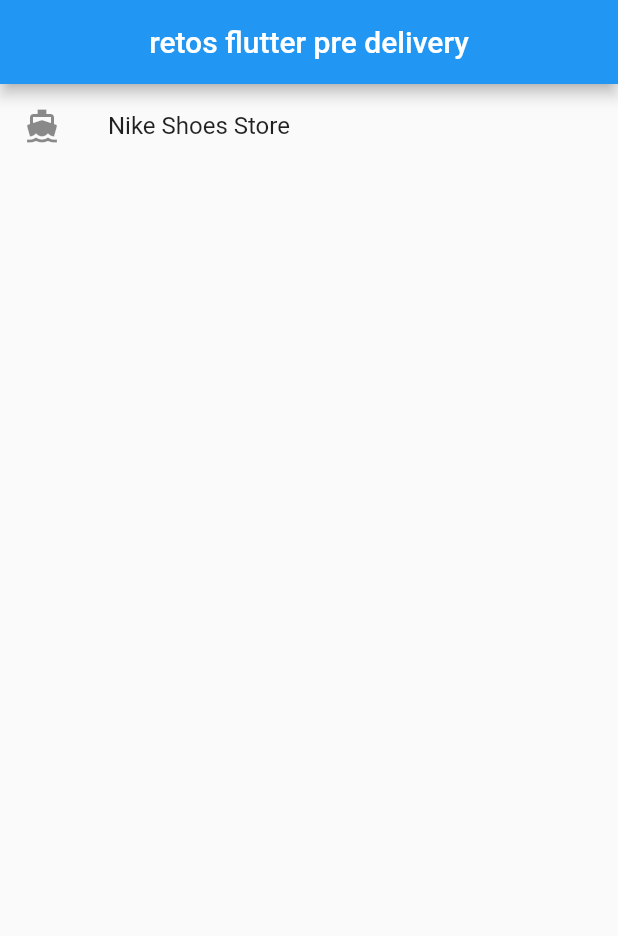
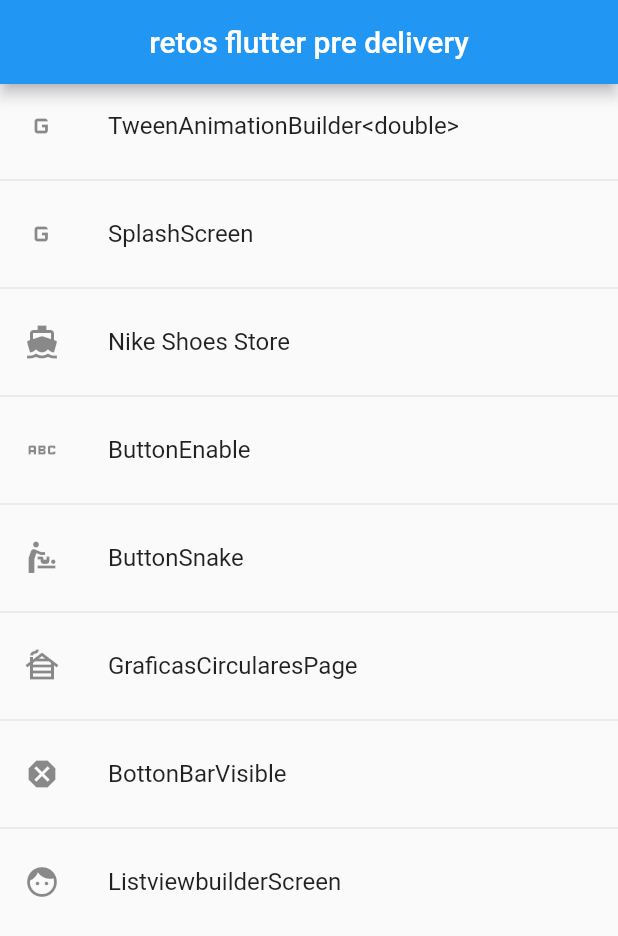
Before and after one commit to ngonzano/flutter_retos, a Flutter app: the screen it shows after launch, on a phone screen of 412 x 824 dp. Shown: the top 936 px of the screen. Run offline on Flutter 3.47's test engine with Material 2 defaults, Android fonts, the phone set to English and light mode, and no system bars.

Commit message:
todo bien

```diff
--- a/lib/router/routes.dart
+++ b/lib/router/routes.dart
@@ -3,6 +3,7 @@ import 'package:flutter/material.dart';
 import '../home.dart';
 import '../models/models.dart';
 import '../nike/page/shoes_store.dart';
+import '../widgets/widgets.dart';
 
 class Approutes {
   static const initialRoute = 'home';
@@ -11,10 +12,45 @@ class Approutes {
     //MenuOption(route: 'home', icon: Icons.home, screen: HomeScreen(), name: 'Home'),
 
     MenuOption(
+        route: 'TweenAnimationBuilder',
+        icon: Icons.g_mobiledata,
+        screen: const NGRTweenAnimationBuilder(),
+        name: 'TweenAnimationBuilder<double>'),
+    MenuOption(
+        route: 'splashScreen',
+        icon: Icons.g_mobiledata,
+        screen: SplashScreen(),
+        name: 'SplashScreen'),
+    MenuOption(
         route: 'shoesStore',
         icon: Icons.directions_boat_filled,
         screen: ShoesStore(),
         name: 'Nike Shoes Store'),
+    MenuOption(
+        route: 'buttonEnable',
+        icon: Icons.abc,
+        screen: const ButtonEnable(),
+        name: 'ButtonEnable'),
+    MenuOption(
+        route: 'buttonSnake',
+        icon: Icons.baby_changing_station,
+        screen: const BotonSnake(),
+        name: 'ButtonSnake'),
+    MenuOption(
+        route: 'graficasCircularesPage',
+        icon: Icons.cabin,
+        screen: const GraficasCircularesPage(),
+        name: 'GraficasCircularesPage'),
+    MenuOption(
+        route: 'bottonBarVisible',
+        icon: Icons.dangerous,
+        screen: BottonBarVisible(),
+        name: 'BottonBarVisible'),
+    MenuOption(
+        route: 'listviewBuilderScreen',
+        icon: Icons.face,
+        screen: ListviewbuilderScreen(),
+        name: 'ListviewbuilderScreen'),
   ];
 //inicia aqui
   static Map<String, Widget Function(BuildContext)> getAppRoutes() {
@@ -30,6 +66,6 @@ class Approutes {
 //si hay error al iniciar muestra este page - podria ser un page como el 404
   static Route<dynamic> onGenerateRoute(RouteSettings settings) {
     //para mostrar un page por defecto
-    return MaterialPageRoute(builder: (context) => HomeScreen());
+    return MaterialPageRoute(builder: (context) => const HomeScreen());
   }
 }
--- a/lib/widgets/shake_transition.dart
+++ b/lib/widgets/shake_transition.dart
@@ -1,4 +1,16 @@
 import 'package:flutter/material.dart';
+
+class ShakeTransitionContainer extends StatelessWidget {
+  const ShakeTransitionContainer({Key? key}) : super(key: key);
+
+  @override
+  Widget build(BuildContext context) {
+    return Scaffold(
+      appBar: AppBar(),
+      body: ShakeTransition(child: Text('data')),
+    );
+  }
+}
 
 ///use in nike,
 ///efecto rebote
--- a/lib/widgets/widgets.dart
+++ b/lib/widgets/widgets.dart
@@ -1 +1,9 @@
+export 'package:flutter_retos/widgets/boton_snake_animado.dart';
+
 export 'package:flutter_retos/widgets/shake_transition.dart';
+
+export 'package:flutter_retos/page.dart';
+
+export 'package:flutter_retos/widgets/boton_visible_animado.dart';
+
+export 'package:flutter_retos/widgets/boton_snake_circular_animado.dart';
```
Also changed, not shown: 9 other files.
